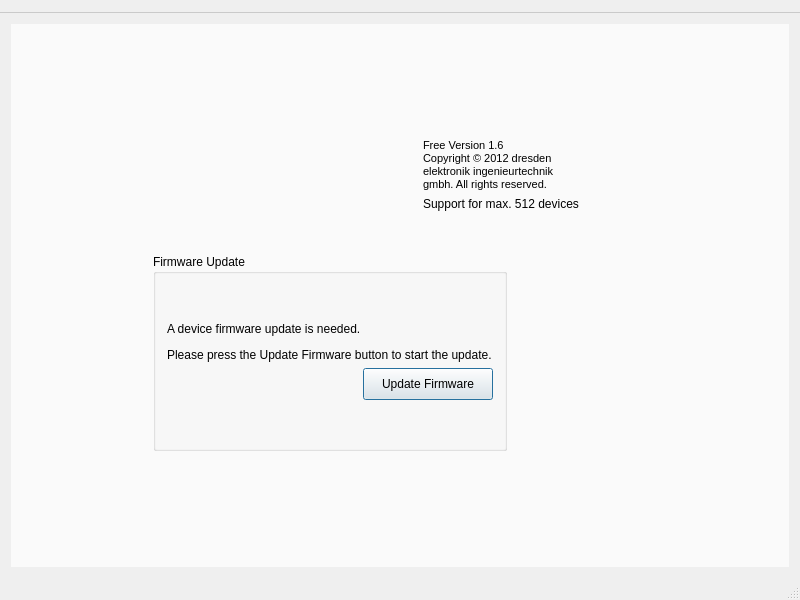
Before: the Qt Designer form src/mainwindow.ui in dresden-elektronik/deconz, drawn with Qt 5.
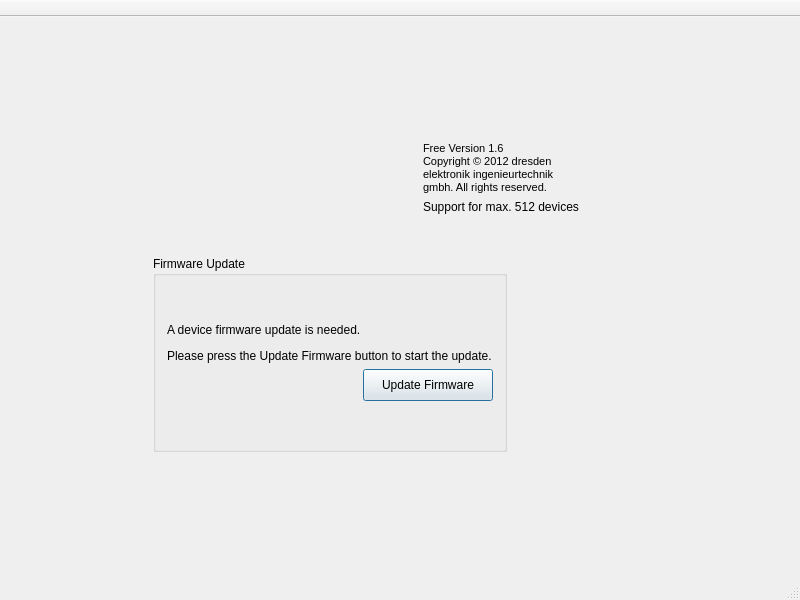
After: the same form once the commit is applied. The open tabs and pages were chosen to show the change. Icons and pictures are not drawn. Custom widgets are drawn as their Qt base class.

```diff
--- a/src/mainwindow.ui
+++ b/src/mainwindow.ui
@@ -30,70 +30,6 @@
        <number>1</number>
       </property>
       <widget class="QWidget" name="pageOffline">
-       <property name="palette">
-        <palette>
-         <active>
-          <colorrole role="Base">
-           <brush brushstyle="SolidPattern">
-            <color alpha="255">
-             <red>255</red>
-             <green>255</green>
-             <blue>255</blue>
-            </color>
-           </brush>
-          </colorrole>
-          <colorrole role="Window">
-           <brush brushstyle="SolidPattern">
-            <color alpha="255">
-             <red>250</red>
-             <green>250</green>
-             <blue>250</blue>
-            </color>
-           </brush>
-          </colorrole>
-         </active>
-         <inactive>
-          <colorrole role="Base">
-           <brush brushstyle="SolidPattern">
-            <color alpha="255">
-             <red>255</red>
-             <green>255</green>
-             <blue>255</blue>
-            </color>
-           </brush>
-          </colorrole>
-          <colorrole role="Window">
-           <brush brushstyle="SolidPattern">
-            <color alpha="255">
-             <red>250</red>
-             <green>250</green>
-             <blue>250</blue>
-            </color>
-           </brush>
-          </colorrole>
-         </inactive>
-         <disabled>
-          <colorrole role="Base">
-           <brush brushstyle="SolidPattern">
-            <color alpha="255">
-             <red>250</red>
-             <green>250</green>
-             <blue>250</blue>
-            </color>
-           </brush>
-          </colorrole>
-          <colorrole role="Window">
-           <brush brushstyle="SolidPattern">
-            <color alpha="255">
-             <red>250</red>
-             <green>250</green>
-             <blue>250</blue>
-            </color>
-           </brush>
-          </colorrole>
-         </disabled>
-        </palette>
-       </property>
        <property name="autoFillBackground">
         <bool>true</bool>
        </property>
@@ -745,9 +681,6 @@
    <property name="autoFillBackground">
     <bool>false</bool>
    </property>
-   <property name="styleSheet">
-    <string notr="true">QToolBar {background-color: transparent; border: none; border-bottom: 1px solid palette(midlight);}</string>
-   </property>
    <property name="movable">
     <bool>false</bool>
    </property>
```
Left out of the diff: 5 changed lines with no effect on the pictures.
